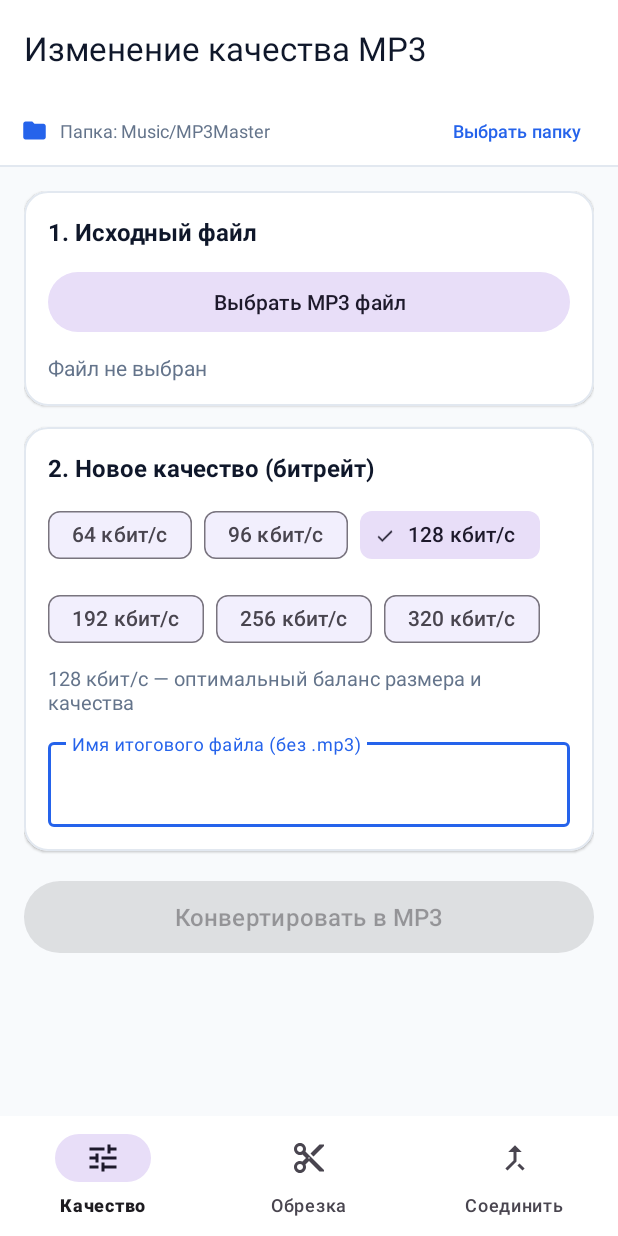
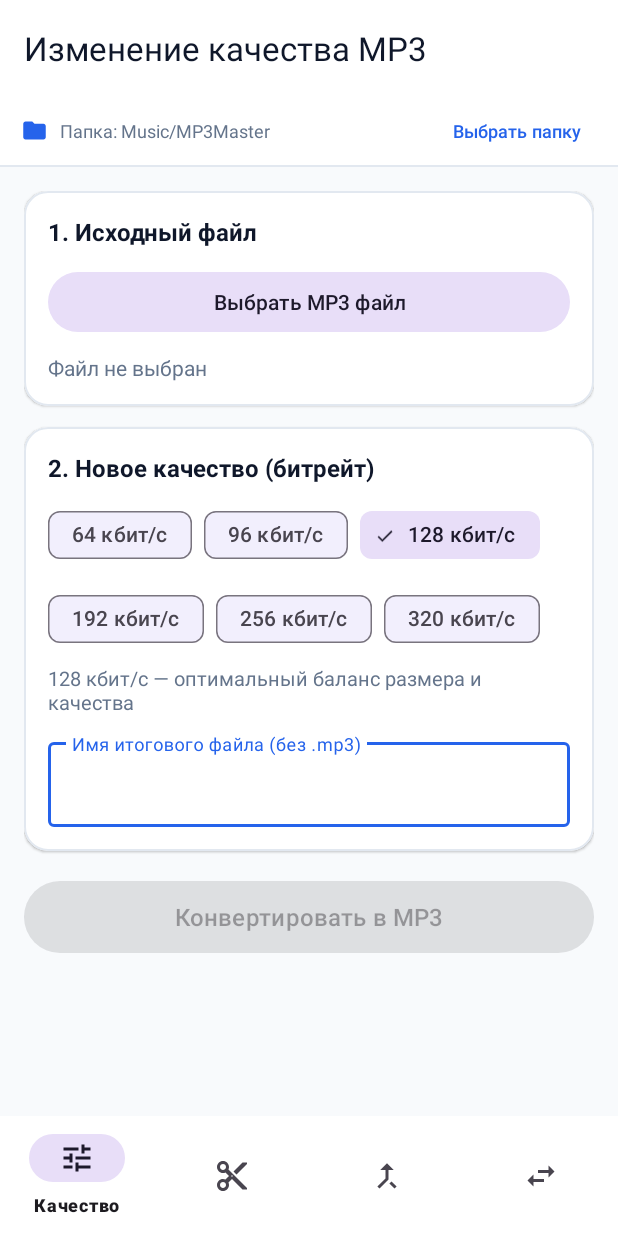
Before and after one commit to Islam2340/mp3Convert, an Android app: the screen it shows after launch (MainActivity), on a phone screen of 412 x 824 dp. Run offline under Robolectric (Android 15) with nearby library versions, the phone set to English and light mode, and no system bars; libraries missing offline, so code that uses them is left out: com.arthenica.ffmpegkit.

Commit message:
Add files via upload

```diff
--- a/app/src/main/res/menu/bottom_nav_menu.xml
+++ b/app/src/main/res/menu/bottom_nav_menu.xml
@@ -12,4 +12,8 @@
         android:id="@+id/nav_merge"
         android:icon="@drawable/ic_merge"
         android:title="@string/tab_merge" />
+    <item
+        android:id="@+id/nav_replace"
+        android:icon="@drawable/ic_replace"
+        android:title="@string/tab_replace" />
 </menu>
```
